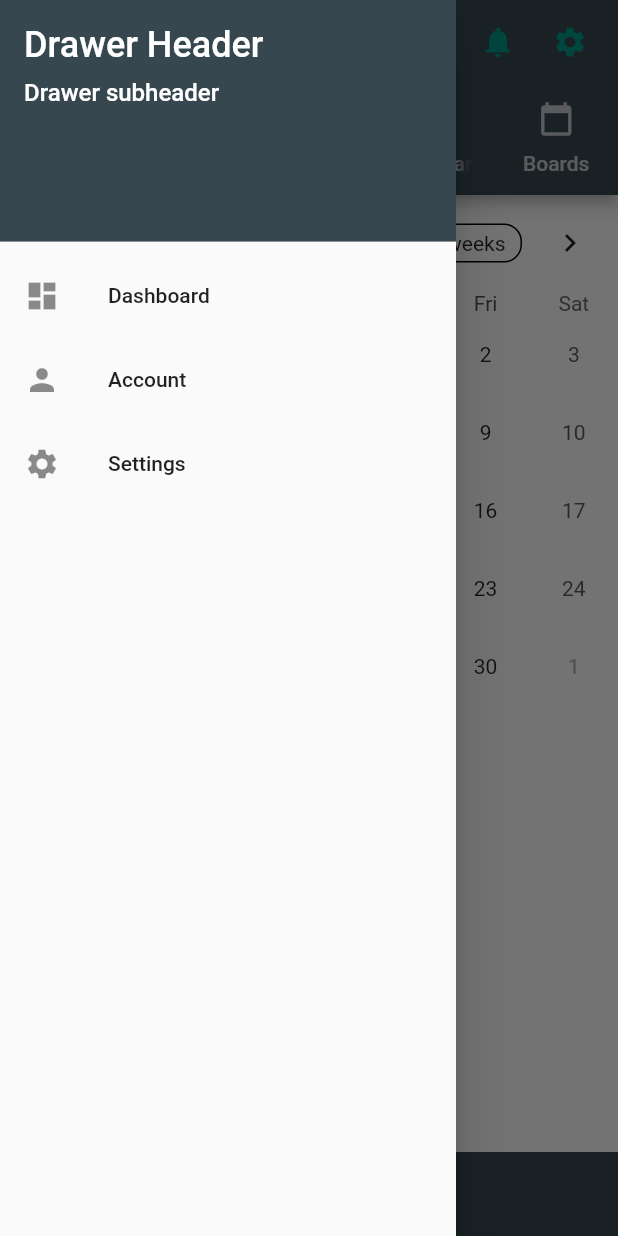
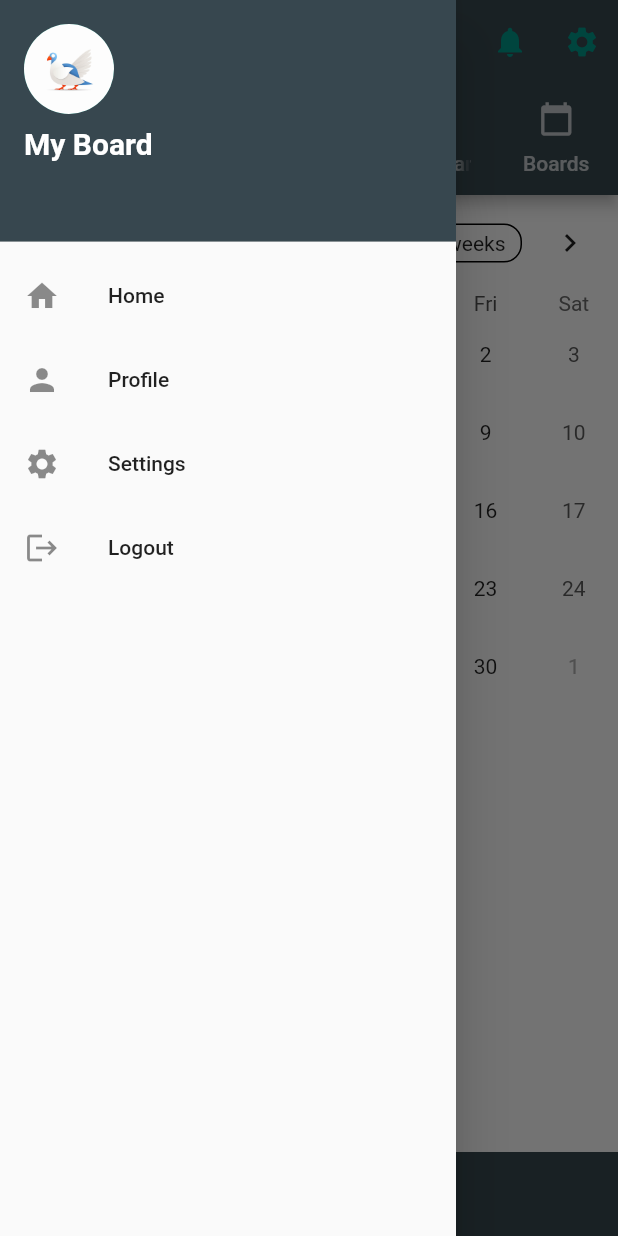
Before and after one commit to vipinchandranp/myboard, a Flutter app: the HomeScreen screen opened by its route, with the side drawer open, on a phone screen of 412 x 824 dp. Run offline on Flutter 3.47's test engine with Material 2 defaults, Android fonts, the phone set to English and light mode, and no system bars; drawn by our look-alikes of table_calendar; our stand-ins replace bloc, equatable, flutter_bloc, flutter_rating_bar, google_maps_flutter, image_picker and 2 more.

Commit message:
basic skeleton

```diff
--- a/lib/screens/home_screen.dart
+++ b/lib/screens/home_screen.dart
@@ -8,7 +8,8 @@ class HomeScreen extends StatefulWidget {
   _HomeScreenState createState() => _HomeScreenState();
 }
 
-class _HomeScreenState extends State<HomeScreen> with SingleTickerProviderStateMixin {
+class _HomeScreenState extends State<HomeScreen>
+    with SingleTickerProviderStateMixin {
   CalendarFormat _calendarFormat = CalendarFormat.month;
   DateTime _focusedDay = DateTime.now();
   DateTime _selectedDay = DateTime.now();
@@ -28,10 +29,12 @@ class _HomeScreenState extends State<HomeScreen> with SingleTickerProviderStateM
     _tabController = TabController(length: 5, vsync: this);
 
     adItems.addAll(generateSampleItems(DateTime.now(), 6));
-    adItems.addAll(generateSampleItems(DateTime.now().add(Duration(days: 1)), 23));
+    adItems
+        .addAll(generateSampleItems(DateTime.now().add(Duration(days: 1)), 23));
 
     // Initialize the video player controller
-    _videoPlayerController = VideoPlayerController.asset(adItems[0].videoAssetPath);
+    _videoPlayerController =
+        VideoPlayerController.asset(adItems[0].videoAssetPath);
     _videoPlayerController!.initialize().then((_) {
       setState(() {});
     });
@@ -83,11 +86,18 @@ class _HomeScreenState extends State<HomeScreen> with SingleTickerProviderStateM
   Widget build(BuildContext context) {
     return Scaffold(
       appBar: AppBar(
-        leading: Image.asset('assets/myboard_logo1.png'),
-        title: Container(
-          height: kToolbarHeight,
-          child: Text('My Board'),
+        leading: Builder(
+          builder: (BuildContext context) {
+            return IconButton(
+              icon: Image.asset('assets/myboard_logo1.png'),
+              onPressed: () {
+                // Open the drawer when the menu icon is pressed
+                Scaffold.of(context).openDrawer();
+              },
+            );
+          },
         ),
+        title: Text('My Board'),
         backgroundColor: Colors.blueGrey[800],
         bottom: TabBar(
           controller: _tabController,
@@ -115,19 +125,6 @@ class _HomeScreenState extends State<HomeScreen> with SingleTickerProviderStateM
           ],
         ),
         actions: [
-          SingleChildScrollView(
-            scrollDirection: Axis.horizontal,
-            child: Padding(
-              padding: const EdgeInsets.all(8.0),
-              child: Row(
-                children: [
-                  GestureDetector(
-                    onTap: () {
-                      // Handle QR code scanner button pressed
-                      // Add your logic here
-                    },
-                    child: Icon(Icons.qr_code_scanner, color: Colors.teal),
-                  ),
           IconButton(
             onPressed: () {
               // Handle button pressed
@@ -151,49 +148,6 @@ class _HomeScreenState extends State<HomeScreen> with SingleTickerProviderStateM
           ),
         ],
       ),
-            ),
-          ),
-        ],
-      ),
-      body: Stack(
-        children: [
-          TabBarView(
-            controller: _tabController,
-            children: [
-              buildCalendarTab(),
-              buildAdsTab(),
-            ],
-          ),
-          Positioned(
-            top: 0,
-            left: 0,
-            bottom: 0,
-            child: GestureDetector(
-              onHorizontalDragEnd: (DragEndDetails details) {
-                if (details.primaryVelocity! > 0) {
-                  Scaffold.of(context).openDrawer();
-                }
-              },
-              child: Container(
-                width: 40,
-                color: Colors.transparent,
-                alignment: Alignment.center,
-                child: RotatedBox(
-                  quarterTurns: 3,
-                  child: Text(
-                    'Swipe to see\nside navigation',
-                    style: TextStyle(
-                      color: Colors.white,
-                      fontSize: 16,
-                      fontWeight: FontWeight.bold,
-                    ),
-                  ),
-                ),
-              ),
-            ),
-          ),
-        ],
-      ),
       drawer: Drawer(
         child: ListView(
           padding: EdgeInsets.zero,
@@ -205,47 +159,63 @@ class _HomeScreenState extends State<HomeScreen> with SingleTickerProviderStateM
               child: Column(
                 crossAxisAlignment: CrossAxisAlignment.start,
                 children: [
-                  Text(
-                    'Drawer Header',
-                    style: TextStyle(
-                      color: Colors.white,
-                      fontSize: 24,
-                    ),
+                  CircleAvatar(
+                    radius: 30,
+                    backgroundImage: AssetImage('assets/myboard_logo1.png'),
                   ),
                   SizedBox(height: 8),
                   Text(
-                    'Drawer subheader',
+                    'My Board',
                     style: TextStyle(
                       color: Colors.white,
-                      fontSize: 16,
+                      fontSize: 20,
+                      fontWeight: FontWeight.bold,
                     ),
                   ),
                 ],
               ),
             ),
             ListTile(
-              leading: Icon(Icons.dashboard),
-              title: Text('Dashboard'),
+              leading: Icon(Icons.home),
+              title: Text('Home'),
               onTap: () {
-                // Handle dashboard item tap
+                // Handle drawer item tap
+                // Add your logic here
               },
             ),
             ListTile(
               leading: Icon(Icons.person),
-              title: Text('Account'),
+              title: Text('Profile'),
               onTap: () {
-                // Handle account item tap
+                // Handle drawer item tap
+                // Add your logic here
               },
             ),
             ListTile(
               leading: Icon(Icons.settings),
               title: Text('Settings'),
               onTap: () {
-                // Handle settings item tap
+                // Handle drawer item tap
+                // Add your logic here
+              },
+            ),
+            ListTile(
+              leading: Icon(Icons.logout),
+              title: Text('Logout'),
+              onTap: () {
+                // Handle drawer item tap
+                // Add your logic here
               },
             ),
           ],
         ),
+      ),
+      body: TabBarView(
+        controller: _tabController,
+        children: [
+          buildCalendarTab(),
+          buildAdsTab(),
+        ],
       ),
       bottomNavigationBar: Container(
         height: 56,
@@ -341,7 +311,8 @@ class _HomeScreenState extends State<HomeScreen> with SingleTickerProviderStateM
                           if (adItem.isLive)
                             Icon(
                               Icons.live_tv,
-                              color: adItem.isRejected ? Colors.red : Colors.green,
+                              color:
+                                  adItem.isRejected ? Colors.red : Colors.green,
                             ),
                           PopupMenuButton<String>(
                             itemBuilder: (context) => [
@@ -456,7 +427,8 @@ class _HomeScreenState extends State<HomeScreen> with SingleTickerProviderStateM
                             if (_currentVideoIndex == index &&
                                 _videoPlayerController!.value.isInitialized)
                               AspectRatio(
-                                aspectRatio: _videoPlayerController!.value.aspectRatio,
+                                aspectRatio:
+                                    _videoPlayerController!.value.aspectRatio,
                                 child: VideoPlayer(_videoPlayerController!),
                               ),
                             if (!_isVideoPlaying || _currentVideoIndex != index)
```
Lines whose indentation alone changed are shown as unchanged.
